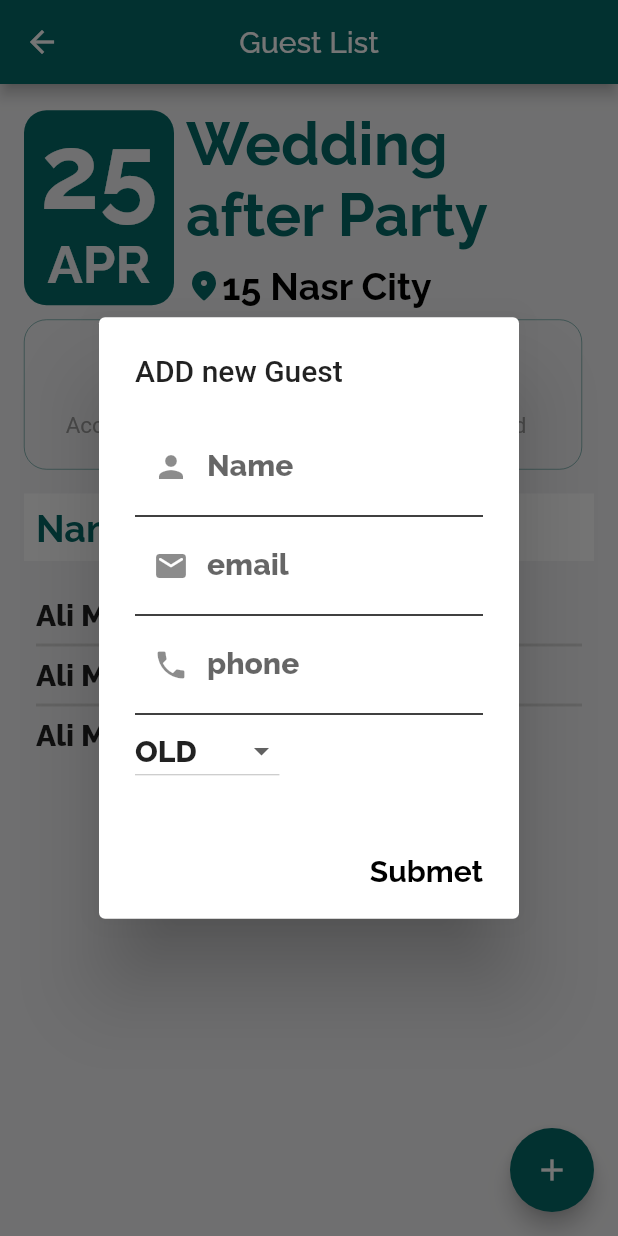
After one commit to AlameerAshraf/mobile-app, a Flutter app: the GuestListScreen screen opened by its route, after a tap on the "add" icon, on a phone screen of 412 x 824 dp. The commit adds this screen. Run offline on Flutter 3.47's test engine with Material 2 defaults, Android fonts, the phone set to English and light mode, and no system bars; our stand-ins replace cached_network_image, carousel_slider, flutter_html, flutter_rating_bar, flutter_speed_dial, font_awesome_flutter and 6 more; missing offline and left inert: flutter_brand_icons, flutter_facebook_auth; accounts and stored records are empty.

Commit message:
Create GuestList

```diff
--- /dev/null
+++ b/lib/components/date_view.dart
@@ -0,0 +1,45 @@
+import 'package:flutter/material.dart';
+import 'package:weds360/core/helpers/Constants.dart';
+
+class DataView extends StatelessWidget {
+  final String day;
+  final String mounth;
+
+  const DataView({
+    @required this.day,
+    @required this.mounth,
+  });
+  @override
+  Widget build(BuildContext context) {
+    return Container(
+      width: 100.0,
+      height: 130.0,
+      margin: EdgeInsets.only(right: kPADDING),
+      decoration: BoxDecoration(
+        color: Theme.of(context).primaryColor,
+        borderRadius: BorderRadius.all(
+          Radius.circular(ROUNDED),
+        ),
+      ),
+      child: Column(
+        mainAxisAlignment: MainAxisAlignment.start,
+        children: [
+          Text(
+            day,
+            style: Theme.of(context).textTheme.headline1.copyWith(
+                  fontSize: 70.0,
+                  color: Theme.of(context).scaffoldBackgroundColor,
+                ),
+          ),
+          Text(
+            mounth,
+            style: Theme.of(context).textTheme.headline1.copyWith(
+                  fontSize: 35.0,
+                  color: Theme.of(context).scaffoldBackgroundColor,
+                ),
+          ),
+        ],
+      ),
+    );
+  }
+}
--- /dev/null
+++ b/lib/components/invitation_counter_view.dart
@@ -0,0 +1,48 @@
+import 'package:flutter/material.dart';
+import 'package:weds360/core/helpers/Constants.dart';
+
+class InvitationCounterView extends StatelessWidget {
+  final String number;
+  final String title;
+  final Color color;
+
+  const InvitationCounterView({
+    @required this.number,
+    @required this.title,
+    @required this.color,
+  });
+  @override
+  Widget build(BuildContext context) {
+    return Expanded(
+      child: Container(
+        height: 100.0,
+        margin: EdgeInsets.only(top: kPADDING, right: kPADDING),
+        decoration: BoxDecoration(
+            border: Border.all(
+              color: Theme.of(context).primaryColor,
+              width: 0.3,
+            ),
+            borderRadius: BorderRadius.all(Radius.circular(ROUNDED))),
+        child: Column(
+          mainAxisAlignment: MainAxisAlignment.center,
+          children: [
+            Text(
+              number,
+              style: TextStyle(
+                fontSize: 35,
+                color: color,
+              ),
+            ),
+            Text(
+              title,
+              style: TextStyle(
+                fontSize: 15.0,
+                color: Colors.grey,
+              ),
+            ),
+          ],
+        ),
+      ),
+    );
+  }
+}
--- a/lib/core/helpers/app_localizations.dart
+++ b/lib/core/helpers/app_localizations.dart
@@ -3,6 +3,7 @@ import 'dart:convert';
 
 import 'package:flutter/material.dart';
 import 'package:flutter/services.dart';
+import 'package:flutter/widgets.dart';
 
 class AppLocalizations {
   final Locale locale;
@@ -36,8 +37,6 @@ class AppLocalizations {
   String translate(String key) {
     return _localizedStrings[key];
   }
-
-
 }
 
 class _AppLocalizationsDelegate
--- a/lib/main.dart
+++ b/lib/main.dart
@@ -1,6 +1,6 @@
 import 'package:flutter/material.dart';
 import 'package:flutter/services.dart';
-import 'package:flutter_localizations/flutter_localizations.dart';
+
 import 'package:provider/provider.dart';
 import 'package:shared_preferences/shared_preferences.dart';
 import 'package:weds360/core/helpers/app_localizations.dart';
@@ -12,6 +12,8 @@ import 'package:weds360/pages/categorys/view/categorys_provider.dart';
 
 import 'package:weds360/pages/categorys/view/categorys_screen.dart';
 import 'package:weds360/pages/drawer/view/drawer_screen.dart';
+import 'package:weds360/pages/guest_list/view/guest_list_provider.dart';
+import 'package:weds360/pages/guest_list/view/guest_list_screen.dart';
 import 'package:weds360/pages/home/view/home_provider.dart';
 
 import 'package:weds360/pages/home/view/home_screen.dart';
@@ -24,7 +26,7 @@ import 'package:weds360/pages/onbording/view/onbording_screen.dart';
 import 'package:weds360/pages/profile/view/profile_screen.dart';
 import 'package:weds360/pages/registry/view/registry_provider.dart';
 import 'package:weds360/pages/registry/view/registry_screen.dart';
-import 'package:weds360/pages/settings/view/settings_screen.dart';
+
 import 'package:weds360/pages/signup/view/signup_screen.dart';
 import 'package:weds360/pages/single_blog/view/single_blog_provider.dart';
 import 'package:weds360/pages/single_blog/view/single_blog_screen.dart';
@@ -32,7 +34,7 @@ import 'package:weds360/pages/single_vendor/view/single_vendor_provider.dart';
 import 'package:weds360/pages/single_vendor/view/single_vendor_screen.dart';
 import 'package:weds360/pages/vendors/view/vendors_provider.dart';
 import 'package:weds360/pages/vendors/view/vendors_screen.dart';
-
+import 'package:flutter_localizations/flutter_localizations.dart';
 import 'core/helpers/Constants.dart';
 
 void main() async {
@@ -82,6 +84,9 @@ class MyApp extends StatelessWidget {
         ),
         ChangeNotifierProvider(
           create: (context) => RegistryProvider(),
+        ),
+        ChangeNotifierProvider(
+          create: (context) => GuestListProvider(),
         ),
       ],
       child: MaterialApp(
@@ -176,7 +181,6 @@ class MyApp extends StatelessWidget {
           DrawerScreen.id: (context) => DrawerScreen(),
           BlogScreen.id: (context) => BlogScreen(),
           ProfileScreen.id: (context) => ProfileScreen(),
-          SettingsScreen.id: (context) => SettingsScreen(),
           CategorysScreen.id: (context) => CategorysScreen(),
           MessegesScreen.id: (context) => MessegesScreen(),
           VendorsScreen.id: (context) => VendorsScreen(),
@@ -184,6 +188,7 @@ class MyApp extends StatelessWidget {
           SingleBlogScreen.id: (context) => SingleBlogScreen(),
           BudgeterScren.id: (context) => BudgeterScren(),
           RegistryScreen.id: (context) => RegistryScreen(),
+          GuestListScreen.id: (context) => GuestListScreen(),
         },
       ),
     );
--- a/lib/pages/drawer/view/drawer_screen.dart
+++ b/lib/pages/drawer/view/drawer_screen.dart
@@ -12,7 +12,6 @@ import 'package:weds360/pages/home/view/home_screen.dart';
 import 'package:weds360/pages/login/view/login_screen.dart';
 import 'package:weds360/pages/messeges/view/messeges_screen.dart';
 import 'package:weds360/pages/profile/view/profile_screen.dart';
-import 'package:weds360/pages/settings/view/settings_screen.dart';
 
 class DrawerScreen extends StatefulWidget {
   static const String id = 'Drawer';
@@ -98,18 +97,7 @@ class _DrawerScreenState extends State<DrawerScreen> {
                 // SizedBox(
                 //   height: kPADDING,
                 // ),
-                DrawerListTile(
-                  icon: Icons.settings,
-                  title: 'Settings',
-                  isSelceted: isSelcted == SettingsScreen.id ? true : false,
-                  onPressed: () {
-                    setState(() {
-                      widget.controller.reverse();
-                      isSelcted = SettingsScreen.id;
-                      homeData.changePage(isSelcted);
-                    });
-                  },
-                ),
+
                 // SizedBox(
                 //   height: kPADDING,
                 // ),
--- /dev/null
+++ b/lib/pages/guest_list/models/age_category.dart
@@ -0,0 +1,4 @@
+enum AgeCategory {
+  OLD,
+  YOUNG,
+}
--- /dev/null
+++ b/lib/pages/guest_list/models/event_model.dart
@@ -0,0 +1,14 @@
+import 'package:flutter/foundation.dart';
+import 'package:weds360/pages/guest_list/models/guest_model.dart';
+
+class EventModel {
+  String name;
+  String location;
+  String date;
+  GuestModel guestModel;
+  EventModel({
+    @required this.name,
+    @required this.location,
+    @required this.date,
+  });
+}
--- /dev/null
+++ b/lib/pages/guest_list/models/guest_model.dart
@@ -0,0 +1,19 @@
+import 'package:flutter/foundation.dart';
+import 'package:weds360/pages/guest_list/models/age_category.dart';
+import 'package:weds360/pages/guest_list/models/invitation_stutes.dart';
+
+class GuestModel {
+  String name;
+  String email;
+  String phone;
+  AgeCategory age;
+  InvitationStatus invitationStatus;
+
+  GuestModel({
+    this.name,
+    this.email,
+    this.phone,
+    this.age,
+    this.invitationStatus = InvitationStatus.INVITED,
+  });
+}
--- /dev/null
+++ b/lib/pages/guest_list/models/invitation_stutes.dart
@@ -0,0 +1,5 @@
+enum InvitationStatus {
+  ACCEPTED,
+  DECLINED,
+  INVITED,
+}
--- /dev/null
+++ b/lib/pages/guest_list/view/add_guest_dialog.dart
@@ -0,0 +1,79 @@
+import 'package:flutter/cupertino.dart';
+import 'package:flutter/material.dart';
+import 'package:provider/provider.dart';
+import 'package:weds360/components/text_field_custem.dart';
+import 'package:weds360/pages/guest_list/view/guest_list_provider.dart';
+
+class AddGuestDialog extends StatelessWidget {
+  @override
+  Widget build(BuildContext context) {
+    final data = Provider.of<GuestListProvider>(context);
+    return AlertDialog(
+      title: Text('ADD new Guest'),
+      content: Column(
+        mainAxisSize: MainAxisSize.min,
+        crossAxisAlignment: CrossAxisAlignment.start,
+        children: [
+          TextFieldCustem(
+            label: 'Name',
+            prefexIcon: Icons.person,
+            keyboardType: TextInputType.name,
+            onChanged: (value) {
+              data.onNameChanged(value);
+            },
+            onSubmitted: (value) {
+              data.nameValdation(value);
+            },
+            errorMessege: data.isNameValid ? null : 'name not valied',
+          ),
+          TextFieldCustem(
+            label: 'email',
+            prefexIcon: Icons.email_rounded,
+            keyboardType: TextInputType.emailAddress,
+            onChanged: (value) {
+              data.onEmailChanged(value);
+            },
+            onSubmitted: (value) {
+              data.emailValidation(value);
+            },
+            errorMessege: data.isEmailValid ? null : 'email is not valied',
+          ),
+          TextFieldCustem(
+            label: 'phone',
+            prefexIcon: Icons.phone,
+            keyboardType: TextInputType.phone,
+            onChanged: (value) {
+              data.onPhoneChange(value);
+            },
+            onSubmitted: (value) {
+              data.phoneValdation(value);
+            },
+            errorMessege: data.isPhoneValid ? null : 'phone not Valid',
+          ),
+          DropdownButton(
+              value: data.selectedAge,
+              items: [
+                DropdownMenuItem(value: 'OLD', child: Text('OLD')),
+                DropdownMenuItem(value: 'YOUNG', child: Text('YOUNG')),
+              ],
+              onChanged: (value) {
+                data.onSelctedAge(value);
+              })
+        ],
+      ),
+      actions: [
+        FlatButton(
+          onPressed: () {
+            data.addNewGuest(context);
+          },
+          child: Text(
+            'Submet',
+            style: TextStyle(
+              color: Theme.of(context).accentColor,
+            ),
+          ),
+        ),
+      ],
+    );
+  }
+}
--- /dev/null
+++ b/lib/pages/guest_list/view/guest_dashboard_view.dart
@@ -0,0 +1,81 @@
+import 'package:flutter/material.dart';
+import 'package:provider/provider.dart';
+import 'package:weds360/components/date_view.dart';
+import 'package:weds360/components/invitation_counter_view.dart';
+import 'package:weds360/core/helpers/Constants.dart';
+import 'package:weds360/pages/guest_list/view/guest_list_provider.dart';
+
+class GuestDashBoardView extends StatelessWidget {
+  @override
+  Widget build(BuildContext context) {
+    final data = Provider.of<GuestListProvider>(context);
+    return Padding(
+      padding: const EdgeInsets.all(kPADDING),
+      child: Column(
+        crossAxisAlignment: CrossAxisAlignment.start,
+        children: [
+          Row(
+            children: [
+              DataView(
+                day: '25',
+                mounth: 'APR',
+              ),
+              Expanded(
+                child: Column(
+                  crossAxisAlignment: CrossAxisAlignment.start,
+                  children: [
+                    Text(
+                      'Wedding after Party',
+                      style: Theme.of(context).textTheme.headline1.copyWith(
+                            color: Theme.of(context).primaryColor,
+                            fontSize: 40.0,
+                          ),
+                    ),
+                    SizedBox(
+                      height: 10.0,
+                    ),
+                    RichText(
+                      text: TextSpan(
+                        children: [
+                          WidgetSpan(
+                            child: Icon(
+                              Icons.location_on_rounded,
+                              color: Theme.of(context).primaryColor,
+                            ),
+                          ),
+                          TextSpan(
+                            text: '15 Nasr City',
+                            style: Theme.of(context).textTheme.headline1,
+                          ),
+                        ],
+                      ),
+                    ),
+                  ],
+                ),
+              )
+            ],
+          ),
+          Row(
+            children: [
+              InvitationCounterView(
+                number: data.getAceptedLenth().toString(),
+                title: 'Accepted',
+                color: Colors.green,
+              ),
+              InvitationCounterView(
+                number: data.getDeclinedLenth().toString(),
+                title: 'Declined',
+                color: Colors.red,
+              ),
+              InvitationCounterView(
+                number: data.getInvitedLenth().toString(),
+                title: 'Invited',
+                color: Colors.yellow[700],
+              ),
+            ],
+          ),
+        ],
+      ),
+    );
+  }
+}
--- /dev/null
+++ b/lib/pages/guest_list/view/guest_list_provider.dart
@@ -0,0 +1,175 @@
+import 'package:flutter/cupertino.dart';
+import 'package:flutter/material.dart';
+import 'package:weds360/pages/guest_list/models/age_category.dart';
+import 'package:weds360/pages/guest_list/models/guest_model.dart';
+import 'package:weds360/pages/guest_list/models/invitation_stutes.dart';
+
+class GuestListProvider extends ChangeNotifier {
+  List<GuestModel> guestList = [
+    GuestModel(
+        name: 'Ali Motie',
+        email: 'amotie@outlook.com',
+        phone: '01001289970',
+        age: AgeCategory.OLD,
+        invitationStatus: InvitationStatus.ACCEPTED),
+    GuestModel(
+        name: 'Ali Motie',
+        email: 'amotie@outlook.com',
+        phone: '01001289970',
+        age: AgeCategory.OLD,
+        invitationStatus: InvitationStatus.DECLINED),
+    GuestModel(
+        name: 'Ali Motie',
+        email: 'amotie@outlook.com',
+        phone: '01001289970',
+        age: AgeCategory.OLD,
+        invitationStatus: InvitationStatus.INVITED),
+  ];
+  GuestModel guestModel = new GuestModel();
+  bool _isEmailValid = true;
+  bool _isNameValid = true;
+  bool _isPhoneValid = true;
+  AgeCategory _selctedAge = AgeCategory.OLD;
+  Widget getGeustStutes(InvitationStatus invitationStatus) {
+    switch (invitationStatus) {
+      case InvitationStatus.ACCEPTED:
+        return Icon(
+          Icons.check_circle,
+          color: Colors.green,
+        );
+        break;
+      case InvitationStatus.DECLINED:
+        return Icon(
+          Icons.dangerous,
+          color: Colors.red,
+        );
+      case InvitationStatus.INVITED:
+        return Icon(
+          Icons.access_time_rounded,
+          color: Colors.yellow[700],
+        );
+      default:
+        return Icon(
+          Icons.access_time_rounded,
+          color: Colors.yellow[700],
+        );
+    }
+  }
+
+  void onNameChanged(String value) {
+    guestModel.name = value;
+  }
+
+  void onEmailChanged(String value) {
+    guestModel.email = value;
+  }
+
+  void onPhoneChange(String value) {
+    guestModel.phone = value;
+  }
+
+  void addNewGuest(BuildContext context) {
+    nameValdation(guestModel.name);
+    emailValidation(guestModel.email);
+    phoneValdation(guestModel.phone);
+    if (_isEmailValid && _isNameValid && _isPhoneValid) {
+      guestList.add(guestModel);
+      guestModel = GuestModel();
+      Navigator.pop(context);
+    }
+    notifyListeners();
+  }
+
+  int getAceptedLenth() {
+    int count = guestList
+        .where(
+            (element) => element.invitationStatus == InvitationStatus.ACCEPTED)
+        .toList()
+        .length;
+    return count;
+  }
+
+  int getDeclinedLenth() {
+    int count = guestList
+        .where(
+            (element) => element.invitationStatus == InvitationStatus.DECLINED)
+        .toList()
+        .length;
+    return count;
+  }
+   int getInvitedLenth() {
+    int count = guestList
+        .where(
+            (element) => element.invitationStatus == InvitationStatus.INVITED)
+        .toList()
+        .length;
+    return count;
+  }
+
+  void emailValidation(String value) {
+    if (value != null) {
+      if (RegExp(
+              r"^[a-zA-Z0-9.a-zA-Z0-9.!#$%&'*+-/=?^_`{|}~]+@[a-zA-Z0-9]+\.[a-zA-Z]+")
+          .hasMatch(value)) {
+        _isEmailValid = true;
+      } else {
+        _isEmailValid = false;
+      }
+    } else {
+      _isEmailValid = false;
+    }
+    notifyListeners();
+  }
+
+  void nameValdation(String name) {
+    if (name == null || name.isEmpty) {
+      _isNameValid = false;
+    } else {
+      _isNameValid = true;
+    }
+    notifyListeners();
+  }
+
+  void phoneValdation(String phone) {
+    if (phone != null) {
+      if (RegExp(r"(01)[0-9]{9}").hasMatch(phone)) {
+        _isPhoneValid = true;
+      } else {
+        _isPhoneValid = false;
+      }
+    } else {
+      _isPhoneValid = false;
+    }
+    notifyListeners();
+  }
+
+  void onSelctedAge(String age) {
+    if (age == 'OLD') {
+      _selctedAge = AgeCategory.OLD;
+    } else {
+      _selctedAge = AgeCategory.YOUNG;
+    }
+
+    notifyListeners();
+  }
+
+  bool get isEmailValid {
+    return _isEmailValid;
+  }
+
+  bool get isNameValid {
+    return _isNameValid;
+  }
+
+  bool get isPhoneValid {
+    return _isPhoneValid;
+  }
+
+  String get selectedAge {
+    if (_selctedAge == AgeCategory.OLD) {
+      return 'OLD';
+    } else {
+      return 'YOUNG';
+    }
+  }
+}
--- /dev/null
+++ b/lib/pages/guest_list/view/guest_list_screen.dart
@@ -0,0 +1,131 @@
+import 'package:flutter/material.dart';
+import 'package:provider/provider.dart';
+import 'package:weds360/components/raised_button_costem.dart';
+
+import 'package:weds360/core/helpers/Constants.dart';
+import 'package:weds360/pages/guest_list/view/add_guest_dialog.dart';
+import 'package:weds360/pages/guest_list/view/guest_dashboard_view.dart';
+import 'package:weds360/pages/guest_list/view/guest_list_provider.dart';
+
+class GuestListScreen extends StatefulWidget {
+  static const String id = 'GuestList';
+  @override
+  _GuestListScreenState createState() => _GuestListScreenState();
+}
+
+class _GuestListScreenState extends State<GuestListScreen> {
+  @override
+  Widget build(BuildContext context) {
+    final data = Provider.of<GuestListProvider>(context);
+    return Scaffold(
+      appBar: AppBar(
+        title: Text('Guest List'),
+        centerTitle: true,
+        // actions: [
+        //   IconButton(
+        //     icon: Icon(Icons.add_rounded),
+        //     onPressed: () {
+
+        //     },
+        //   ),
+        // ],
+      ),
+      body: SafeArea(
+        child: ListView(
+          padding: EdgeInsets.all(kPADDING),
+          children: [
+            // Consumer<HomeProvider>(builder: (context, value, child) {
+            //   return CheckListCardView(
+            //     percent: value.planner[0].percent,
+            //     title: value.planner[0].title,
+            //     description: value.planner[0].description,
+            //     onPressed: () {
+            //       // data.changePersenct(value);
+            //     },
+            //   );
+            // }),
+            GuestDashBoardView(),
+            Padding(
+              padding: const EdgeInsets.all(kPADDING),
+              child: IntrinsicHeight(
+                child: Container(
+                  color: Colors.white,
+                  padding: EdgeInsets.all(kPADDING),
+                  child: Row(
+                    // mainAxisAlignment: MainAxisAlignment.spaceAround,
+                    // crossAxisAlignment: CrossAxisAlignment.start,
+                    children: [
+                      Expanded(
+                        child: Text(
+                          'Name',
+                          textAlign: TextAlign.start,
+                          style: Theme.of(context).textTheme.headline1.copyWith(
+                                color: Theme.of(context).primaryColor,
+                              ),
+                        ),
+                      ),
+                      VerticalDivider(
+                        color: Colors.black,
+                        thickness: 2.0,
+                        width: 20.0,
+                      ),
+                      Expanded(
+                        child: Text(
+                          'Status',
+                          style: Theme.of(context).textTheme.headline1.copyWith(
+                                color: Theme.of(context).primaryColor,
+                              ),
+                          textAlign: TextAlign.center,
+                        ),
+                      )
+                    ],
+                  ),
+                ),
+              ),
+            ),
+            Padding(
+              padding: const EdgeInsets.all(kPADDING * 2),
+              child: ListView.separated(
+                shrinkWrap: true,
+                itemBuilder: (context, index) {
+                  return Row(
+                    children: [
+                      Expanded(
+                        child: Text(
+                          data.guestList[index].name,
+                          style: Theme.of(context).textTheme.subtitle1,
+                        ),
+                      ),
+                      Expanded(
+                        child: data.getGeustStutes(
+                            data.guestList[index].invitationStatus),
+                      ),
+                    ],
+                  );
+                },
+                separatorBuilder: (context, index) {
+                  return Divider(
+                    thickness: 2.0,
+                  );
+                },
+                itemCount: data.guestList.length,
+              ),
+            ),
+          ],
+        ),
+      ),
+      floatingActionButton: FloatingActionButton(
+        backgroundColor: Theme.of(context).primaryColor,
+        onPressed: () {
+          showDialog(
+            context: context,
+            builder: (context) => AddGuestDialog(),
+          );
+        },
+        child: Icon(
+          Icons.add,
+        ),
+      ),
+    );
+  }
+}
--- a/lib/pages/home/view/Homes_page_body.dart
+++ b/lib/pages/home/view/Homes_page_body.dart
@@ -6,6 +6,7 @@ import 'package:weds360/components/check_list_card_view.dart';
 import 'package:weds360/components/tab_card_view.dart';
 import 'package:weds360/core/helpers/Constants.dart';
 import 'package:weds360/pages/budgeter/view/budgeter_screen.dart';
+import 'package:weds360/pages/guest_list/view/guest_list_screen.dart';
 import 'package:weds360/pages/home/view/add_checklist_item_dialog.dart';
 import 'package:weds360/pages/home/view/change_title_dialog.dart';
 import 'package:weds360/pages/home/view/home_provider.dart';
@@ -127,7 +128,8 @@ class _HomePageBodyState extends State<HomePageBody>
                                       });
                                 } else if (index == 0) {
                                   // GuestList
-
+                                  Navigator.pushNamed(
+                                      context, GuestListScreen.id);
                                 } else if (index == 1) {
                                   // Wedding Webstie
                                   home.launchURL('https://www.google.com/');
--- a/lib/pages/home/view/home_provider.dart
+++ b/lib/pages/home/view/home_provider.dart
@@ -9,7 +9,6 @@ import 'package:weds360/pages/home/view/Homes_page_body.dart';
 import 'package:weds360/pages/home/view/home_screen.dart';
 import 'package:weds360/pages/messeges/view/messeges_screen.dart';
 import 'package:weds360/pages/profile/view/profile_screen.dart';
-import 'package:weds360/pages/settings/view/settings_screen.dart';
 
 class HomeProvider extends ChangeNotifier {
   List<PlanerModel> planner = [
@@ -112,9 +111,7 @@ class HomeProvider extends ChangeNotifier {
       case BlogScreen.id:
         return BlogScreen();
         break;
-      case SettingsScreen.id:
-        return SettingsScreen();
-        break;
+
       case CategorysScreen.id:
         return CategorysScreen();
         break;
--- a/lib/pages/settings/view/settings_screen.dart
+++ /dev/null
@@ -1,17 +0,0 @@
-import 'package:flutter/material.dart';
-
-class SettingsScreen extends StatefulWidget {
- static const String id = 'Settings';
-
-  @override
-  _SettingsScreenState createState() => _SettingsScreenState();
-}
-
-class _SettingsScreenState extends State<SettingsScreen> {
-  @override
-  Widget build(BuildContext context) {
-    return Container(
-
-    );
-  }
-}
```
Also changed, not shown: pubspec.lock, 1 other file.
